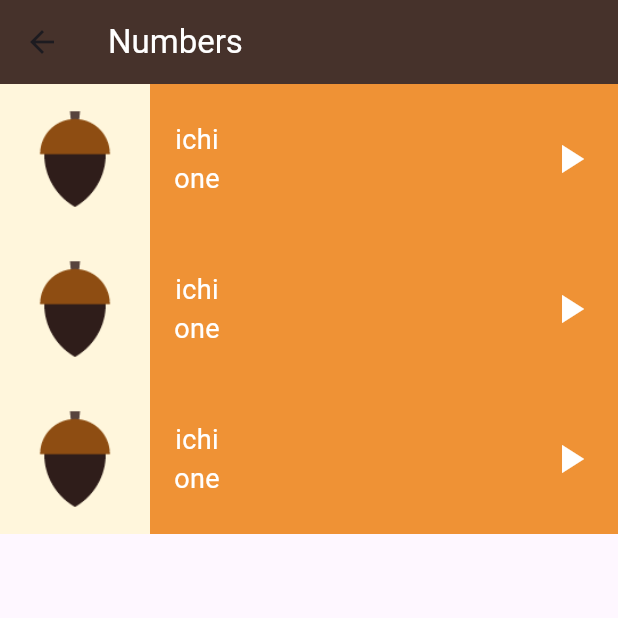
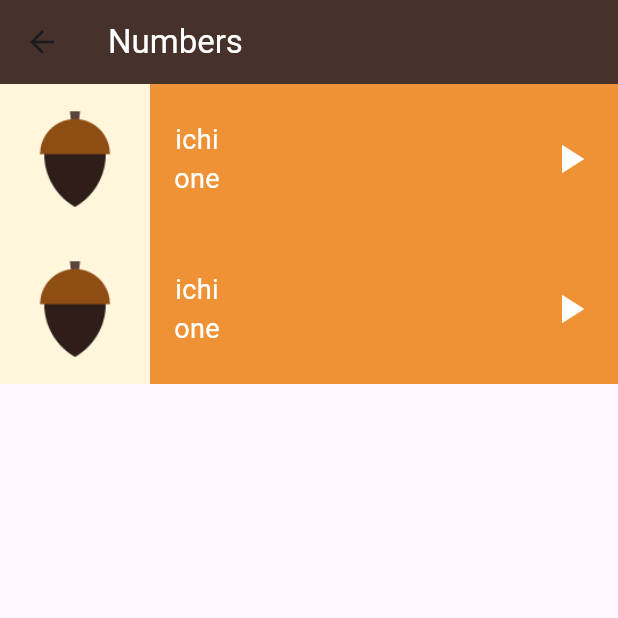
Before and after one commit to mahabdo571/toku_app, a Flutter app: the NumbersPage screen opened directly, on a phone screen of 412 x 824 dp, the top half of it. Run offline on Flutter 3.47's test engine with Material 3 defaults, Android fonts, the phone set to English and light mode, and no system bars.

Commit message:
refactor NumbersPage to use ListView for better performance and scrolling

```diff
--- a/lib/screens/numbers_page.dart
+++ b/lib/screens/numbers_page.dart
@@ -17,11 +17,11 @@ class NumbersPage extends StatelessWidget {
         backgroundColor: Color(0xff46322b),
         title: const Text('Numbers', style: TextStyle(color: Colors.white)),
       ),
-      body: Column(
+      body: ListView(
         children: [
           NumberItem(number: one),
           NumberItem(number: one),
-          NumberItem(number: one),
+
         ],
       ),
     );
```
